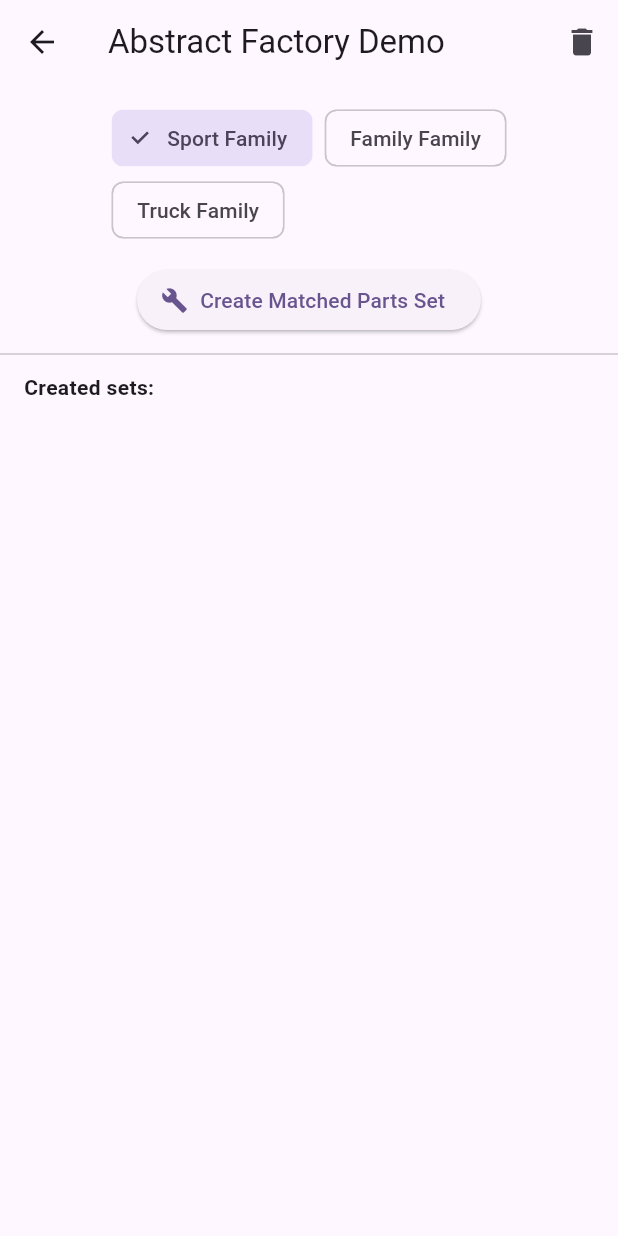
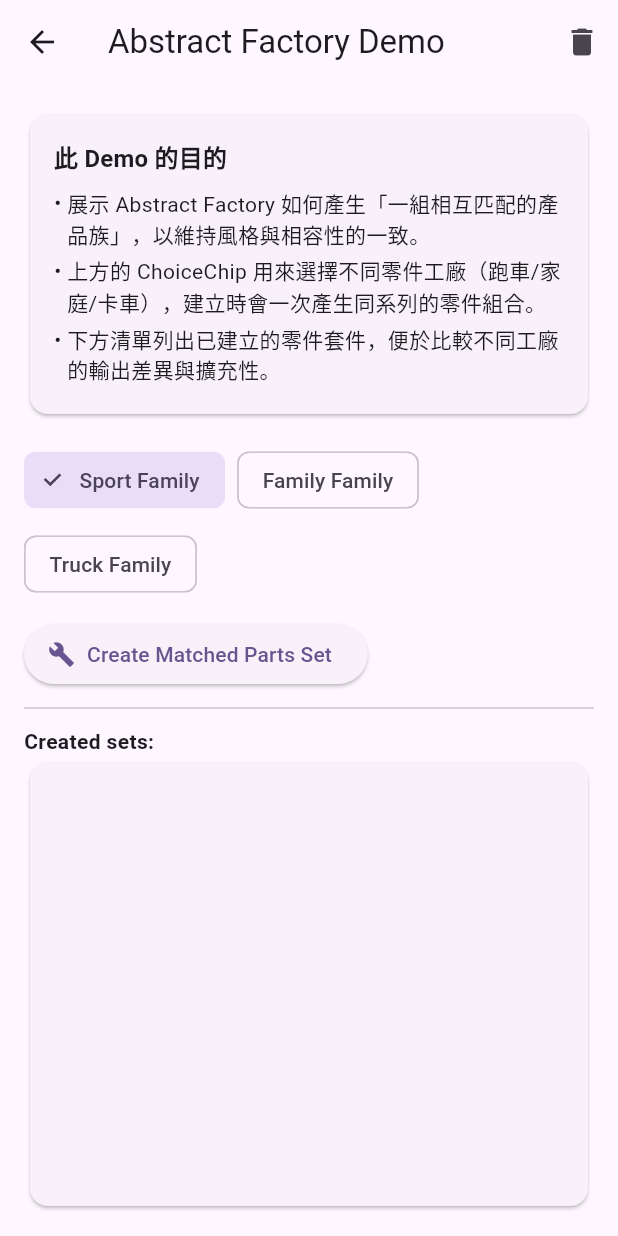
Before and after one commit to doremichen/flutter_home, a Flutter app: the _AbstractFactoryDemoBody screen opened directly, on a phone screen of 412 x 824 dp. Run offline on Flutter 3.47's test engine with Material 3 defaults, Android fonts, the light colour scheme and no system bars.

Commit message:
[DesignPatternDemo] update sigleton and abstract factory demo pages

```diff
--- a/DesignPatternDemo/lib/demos/abstract_factory/absfactory_demo.dart
+++ b/DesignPatternDemo/lib/demos/abstract_factory/absfactory_demo.dart
@@ -12,7 +12,6 @@
 import 'creator/abstract_factory.dart';
 
 class AbstractFactoryDemoPage extends StatelessWidget {
-
   const AbstractFactoryDemoPage({super.key});
 
   @override
@@ -23,22 +22,21 @@
           SportPartsFactory(),
           FamilyPartsFactory(),
           TruckPartsFactory(),
-        ]
+        ],
       ),
       child: const _AbstractFactoryDemoBody(),
     );
   }
-
 }
 
 class _AbstractFactoryDemoBody extends StatelessWidget {
-  const _AbstractFactoryDemoBody ();
+  const _AbstractFactoryDemoBody();
 
   @override
   Widget build(BuildContext context) {
     return Consumer<AbstractFactoryViewModel>(
       builder: (context, vm, _) {
-          // Snackbar Toast
+        // Snackbar Toast（避免在 build 中直接觸發）
         WidgetsBinding.instance.addPostFrameCallback((_) {
           final msg = vm.takeLastToast();
           if (msg != null) {
@@ -47,6 +45,8 @@
             );
           }
         });
+
+        Theme.of(context);
 
         return Scaffold(
           appBar: AppBar(
@@ -62,24 +62,43 @@
                       title: const Text('Clear all'),
                       content: const Text('Remove all created part sets?'),
                       actions: [
-                          TextButton(onPressed: () => Navigator.pop(ctx, false), child: const Text('Cancel')),
-                          ElevatedButton(onPressed: () => Navigator.pop(ctx, true), child: const Text('Confirm')),
+                        TextButton(
+                          onPressed: () => Navigator.pop(ctx, false),
+                          child: const Text('Cancel'),
+                        ),
+                        ElevatedButton(
+                          onPressed: () => Navigator.pop(ctx, true),
+                          child: const Text('Confirm'),
+                        ),
                       ],
                     ),
                   );
                   if (confirm == true) vm.clearAll();
                 },
-                )
+              ),
             ],
           ),
-            body: Column(
+          body: Padding(
+            padding: const EdgeInsets.all(16),
+            child: Column(
               children: [
-                const SizedBox(height: 12),
+                /// --- 新增：Demo 目的說明（與其他頁一致） ---
+                _InfoBanner(
+                  title: '此 Demo 的目的',
+                  lines: const [
+                    '展示 Abstract Factory 如何產生「一組相互匹配的產品族」，以維持風格與相容性的一致。',
+                    '上方的 ChoiceChip 用來選擇不同零件工廠（跑車/家庭/卡車），建立時會一次產生同系列的零件組合。',
+                    '下方清單列出已建立的零件套件，便於比較不同工廠的輸出差異與擴充性。',
+                  ],
+                ),
+                const SizedBox(height: 16),
 
-                Padding(
-                  padding: const EdgeInsets.symmetric(horizontal: 16.0),
+                /// --- 工廠選擇：ChoiceChip ---
+                Align(
+                  alignment: Alignment.centerLeft,
                   child: Wrap(
                     spacing: 8,
+                    runSpacing: 8,
                     children: List.generate(vm.factories.length, (i) {
                       final isSelected = vm.selectedIndex == i;
                       return ChoiceChip(
@@ -93,23 +112,30 @@
 
                 const SizedBox(height: 12),
 
-                // Create set button
-                ElevatedButton.icon(
+                /// --- 建立成套零件 ---
+                Align(
+                  alignment: Alignment.centerLeft,
+                  child: ElevatedButton.icon(
                     onPressed: vm.createMatchedSet,
                     icon: const Icon(Icons.build),
                     label: const Text('Create Matched Parts Set'),
                   ),
+                ),
 
                 const Divider(height: 24),
-                const Padding(
-                  padding: EdgeInsets.symmetric(horizontal: 16.0),
-                  child: Align(
+
+                /// --- 清單標題 ---
+                const Align(
                   alignment: Alignment.centerLeft,
-                    child: Text('Created sets:', style: TextStyle(fontWeight: FontWeight.bold)),
+                  child: Text(
+                    'Created sets:',
+                    style: TextStyle(fontWeight: FontWeight.bold),
                   ),
                 ),
 
+                /// --- 結果清單（Card + ListView.separated） ---
                 Expanded(
+                  child: Card(
                     child: ListView.separated(
                       padding: const EdgeInsets.all(16),
                       itemCount: vm.createdSets.length,
@@ -117,14 +143,57 @@
                       separatorBuilder: (_, __) => const Divider(height: 12),
                     ),
                   ),
-
+                ),
               ],
             ),
-
+          ),
         );
-
-
-        }
+      },
     );
   }
 }
+
+/// --- Demo 說明卡元件（與 Builder/Factory/Singleton 一致） ---
+class _InfoBanner extends StatelessWidget {
+  final String title;
+  final List<String> lines;
+
+  const _InfoBanner({
+    required this.title,
+    required this.lines,
+  });
+
+  @override
+  Widget build(BuildContext context) {
+    final theme = Theme.of(context);
+    final titleStyle =
+    theme.textTheme.titleMedium?.copyWith(fontWeight: FontWeight.bold);
+    final bodyStyle = theme.textTheme.bodyMedium;
+
+    return Card(
+      color: theme.colorScheme.surfaceContainerLow,
+      child: Padding(
+        padding: const EdgeInsets.all(16),
+        child: Column(
+          crossAxisAlignment: CrossAxisAlignment.start,
+          children: [
+            if (titleStyle != null) Text(title, style: titleStyle),
+            const SizedBox(height: 8),
+            ...lines.map(
+                  (t) => Padding(
+                padding: const EdgeInsets.only(bottom: 4),
+                child: Row(
+                  crossAxisAlignment: CrossAxisAlignment.start,
+                  children: [
+                    const Text('• '),
+                    Expanded(child: Text(t, style: bodyStyle)),
+                  ],
+                ),
+              ),
+            ),
+          ],
+        ),
+      ),
+    );
+  }
+}
```
Also changed, not shown: DesignPatternDemo/lib/demos/singleton/singleton_demo.dart (+75 -28 lines). Lines whose indentation alone changed are shown as unchanged.
